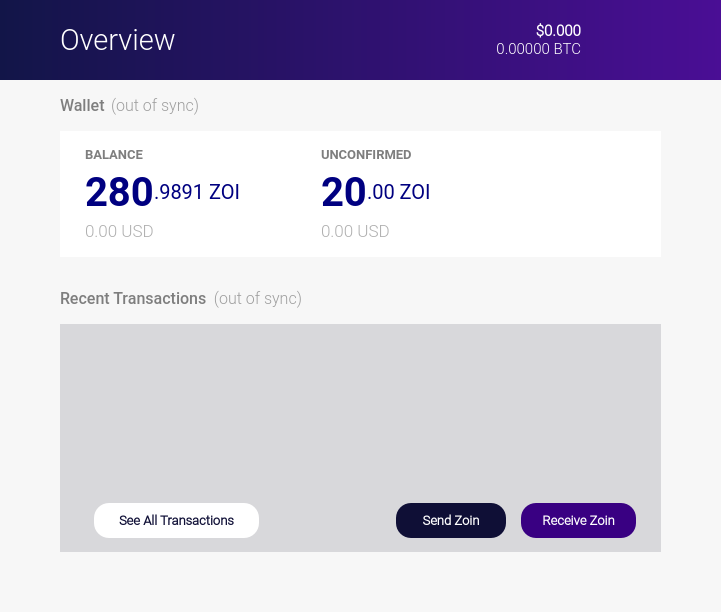
Old version of the form src/qt/forms/winforms/overviewpage.ui in the repository noirofficial/noir.
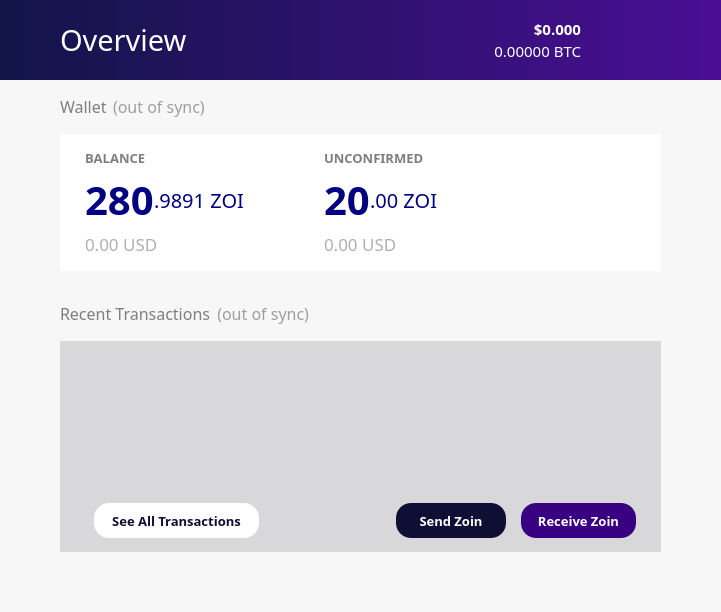
New version of the form. Icons and pictures are not drawn.

Diff of the .ui file:
```diff
--- a/src/qt/forms/winforms/overviewpage.ui
+++ b/src/qt/forms/winforms/overviewpage.ui
@@ -421,7 +421,7 @@
               </property>
               <property name="font">
                <font>
-                <family>Roboto Light</family>
+                <family>ZoinLight</family>
                 <pointsize>22</pointsize>
                 <weight>50</weight>
                 <bold>false</bold>
@@ -451,7 +451,7 @@
                <widget class="QLabel" name="priceUSD">
                 <property name="font">
                  <font>
-                  <family>Roboto Light</family>
+                  <family>ZoinLight</family>
                   <pointsize>11</pointsize>
                   <weight>75</weight>
                   <bold>true</bold>
@@ -475,7 +475,7 @@
                <widget class="QLabel" name="priceBTC">
                 <property name="font">
                  <font>
-                  <family>Roboto Light</family>
+                  <family>ZoinLight</family>
                   <pointsize>11</pointsize>
                   <weight>50</weight>
                   <bold>false</bold>
@@ -677,7 +677,7 @@
              <widget class="QLabel" name="label_5">
               <property name="font">
                <font>
-                <family>Roboto Medium</family>
+                <family>ZoinMedium</family>
                 <pointsize>12</pointsize>
                 <weight>50</weight>
                 <bold>false</bold>
@@ -698,7 +698,7 @@
              <widget class="QLabel" name="labelWalletStatus">
               <property name="font">
                <font>
-                <family>Roboto Light</family>
+                <family>ZoinLight</family>
                 <pointsize>12</pointsize>
                </font>
               </property>
@@ -883,7 +883,7 @@
                  </property>
                  <property name="font">
                   <font>
-                   <family>Roboto</family>
+                   <family>ZoinRegular</family>
                    <pointsize>30</pointsize>
                    <weight>75</weight>
                    <italic>false</italic>
@@ -917,7 +917,7 @@
                 <widget class="QLabel" name="label_7">
                  <property name="font">
                   <font>
-                   <family>Roboto</family>
+                   <family>ZoinRegular</family>
                    <pointsize>15</pointsize>
                   </font>
                  </property>
@@ -947,7 +947,7 @@
                </property>
                <property name="font">
                 <font>
-                 <family>Roboto</family>
+                 <family>ZoinRegular</family>
                  <pointsize>10</pointsize>
                  <weight>75</weight>
                  <bold>true</bold>
@@ -977,7 +977,7 @@
                </property>
                <property name="font">
                 <font>
-                 <family>Roboto</family>
+                 <family>ZoinRegular</family>
                  <pointsize>10</pointsize>
                  <weight>75</weight>
                  <bold>true</bold>
@@ -1013,7 +1013,7 @@
                </property>
                <property name="font">
                 <font>
-                 <family>Roboto Light</family>
+                 <family>ZoinLight</family>
                  <pointsize>13</pointsize>
                  <weight>50</weight>
                  <bold>false</bold>
@@ -1207,7 +1207,7 @@
                </property>
                <property name="font">
                 <font>
-                 <family>Roboto Light</family>
+                 <family>ZoinLight</family>
                  <pointsize>13</pointsize>
                  <weight>50</weight>
                  <bold>false</bold>
@@ -1243,7 +1243,7 @@
                  </property>
                  <property name="font">
                   <font>
-                   <family>Roboto</family>
+                   <family>ZoinRegular</family>
                    <pointsize>30</pointsize>
                    <weight>75</weight>
                    <italic>false</italic>
@@ -1277,7 +1277,7 @@
                 <widget class="QLabel" name="label_8">
                  <property name="font">
                   <font>
-                   <family>Roboto</family>
+                   <family>ZoinRegular</family>
                    <pointsize>15</pointsize>
                   </font>
                  </property>
@@ -1322,8 +1322,10 @@
              <widget class="QLabel" name="label_4">
               <property name="font">
                <font>
-                <family>Roboto Medium</family>
+                <family>ZoinMedium</family>
                 <pointsize>12</pointsize>
+                <weight>50</weight>
+                <bold>false</bold>
                </font>
               </property>
               <property name="styleSheet">
@@ -1338,7 +1340,7 @@
              <widget class="QLabel" name="labelTransactionsStatus">
               <property name="font">
                <font>
-                <family>Roboto Light</family>
+                <family>ZoinLight</family>
                 <pointsize>12</pointsize>
                </font>
               </property>
@@ -1699,7 +1701,7 @@
                </property>
                <property name="font">
                 <font>
-                 <family>Roboto Light</family>
+                 <family>ZoinLight</family>
                  <pointsize>12</pointsize>
                 </font>
                </property>
@@ -1802,7 +1804,7 @@
                      </property>
                      <property name="font">
                       <font>
-                       <family>Roboto Light</family>
+                       <family>ZoinLight</family>
                        <pointsize>10</pointsize>
                        <weight>75</weight>
                        <bold>true</bold>
@@ -1872,7 +1874,7 @@
                     </property>
                     <property name="font">
                      <font>
-                      <family>Roboto Light</family>
+                      <family>ZoinLight</family>
                       <pointsize>10</pointsize>
                       <weight>75</weight>
                       <bold>true</bold>
@@ -1910,7 +1912,7 @@
                     </property>
                     <property name="font">
                      <font>
-                      <family>Roboto Light</family>
+                      <family>ZoinLight</family>
                       <pointsize>10</pointsize>
                       <weight>75</weight>
                       <bold>true</bold>
```
